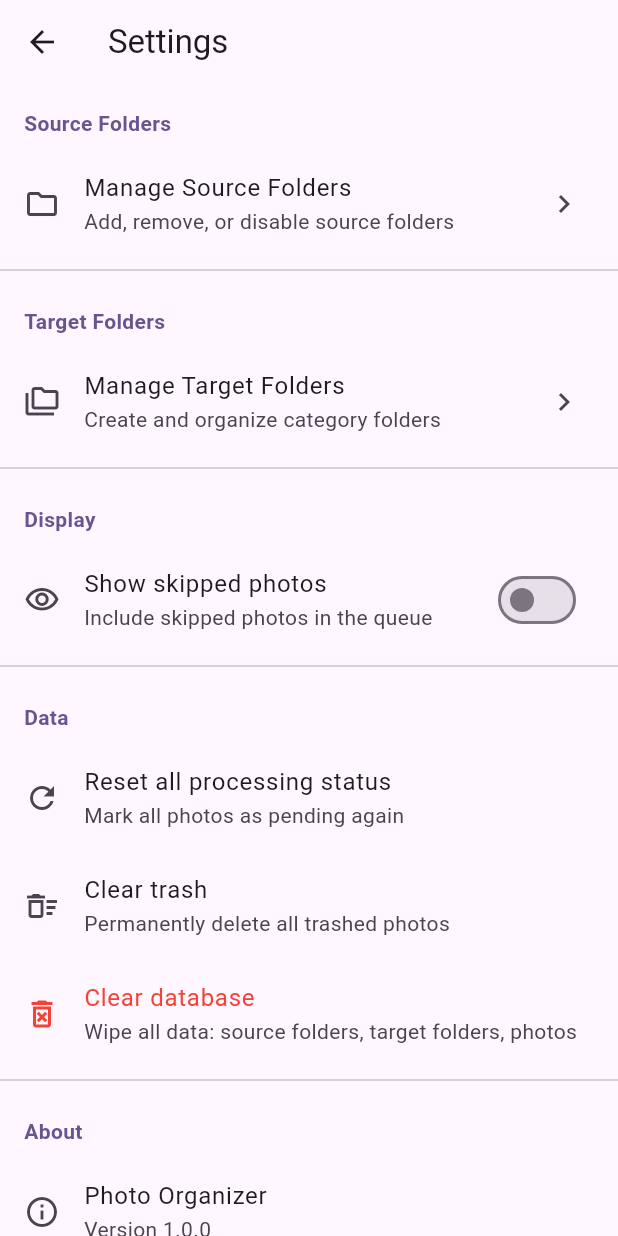
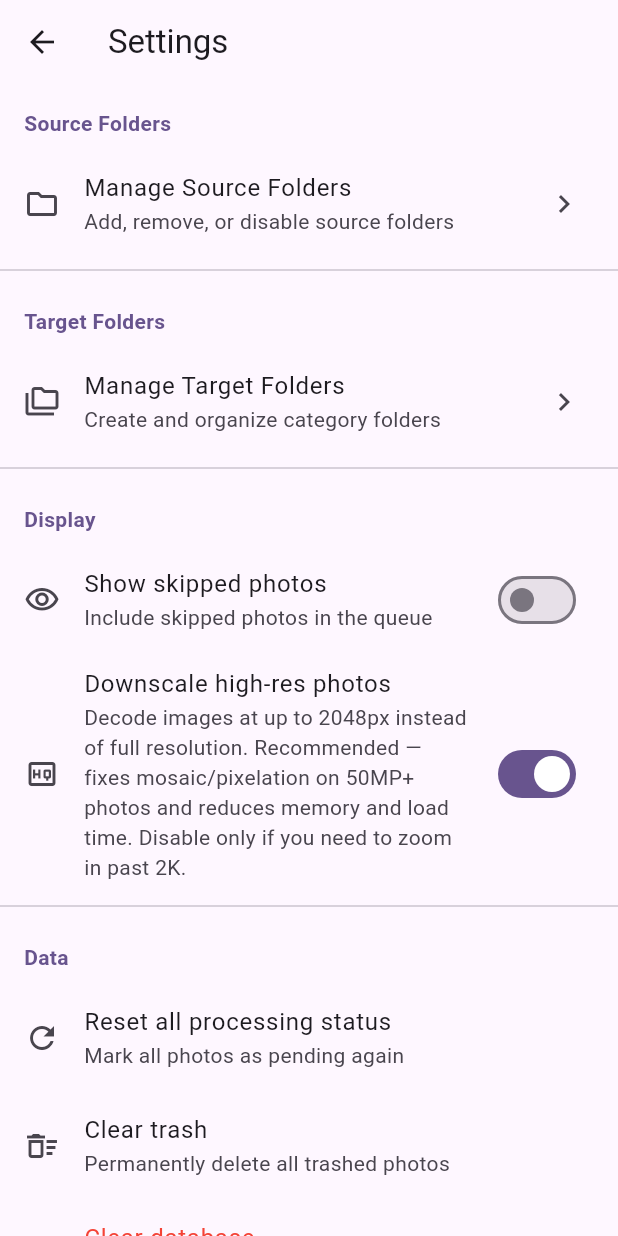
Before and after one commit to Michael-YS/new-drawer, a Flutter app: the SettingsPage screen opened by its route, on a phone screen of 412 x 824 dp. Run offline on Flutter 3.47's test engine with Material 3 defaults, Android fonts, the phone set to English and light mode, and no system bars; our stand-ins replace file_picker, flutter_riverpod, photo_view, sqflite, sqflite_common_ffi; accounts and stored records are empty.

Commit message:
Add downscale-high-res setting for image display
Displaying 50MP+ photos with the default MemoryImage decoder hits
the framework's memory ceiling and produces mosaic/pixelation when
Flutter downsamples the full-resolution bitmap to a small container
at draw time. Add a Settings toggle that decodes images at most
2048px on the longest edge before handing them to PhotoView, so a
50MP JPEG becomes a ~2MB bitmap instead of a ~190MB one.

- Add image: ^4.3.0 (pure Dart, no native lib, no APK size impact) and
  a new downscaleHighResProvider (StateProvider<bool>, default true).
- In _PhotoView, when the toggle is on, run the decoded bytes
  through img.decodeImage + img.copyResize + img.encodeJpg(88)
  before passing to MemoryImage. Already-small images pass through
  untouched so we don't pay the re-encode cost.
- Add a SwitchListTile in the Settings Display section with a
  subtitle explaining the 2K cap and the recommended cases for
  turning the toggle off (zooming in past 2K on a high-DPI screen).

ResizingImageProvider would have been the obvious Flutter-native
choice but it is only exported starting in 3.44; the project still
builds against 3.41.9 locally, so the manual decode-resize route
keeps the minimum SDK floor where it is.

```diff
--- a/lib/core/providers/providers.dart
+++ b/lib/core/providers/providers.dart
@@ -400,6 +400,8 @@ final multiRootModeProvider = StateProvider<bool>((ref) => false);
 
 final showSkippedProvider = StateProvider<bool>((ref) => false);
 
+final downscaleHighResProvider = StateProvider<bool>((ref) => true);
+
 final lastActionProvider = StateProvider<LastAction?>((ref) => null);
 
 class LastAction {
--- a/lib/features/settings/settings_page.dart
+++ b/lib/features/settings/settings_page.dart
@@ -43,6 +43,24 @@ class SettingsPage extends ConsumerWidget {
             value: showSkipped,
             onChanged: (value) {
               ref.read(showSkippedProvider.notifier).state = value;
+            },
+          ),
+          Consumer(
+            builder: (context, ref, _) {
+              final downscale = ref.watch(downscaleHighResProvider);
+              return SwitchListTile(
+                secondary: const Icon(Icons.high_quality_outlined),
+                title: const Text('Downscale high-res photos'),
+                subtitle: const Text(
+                  'Decode images at up to 2048px instead of full resolution. '
+                  'Recommended — fixes mosaic/pixelation on 50MP+ photos and '
+                  'reduces memory and load time. Disable only if you need to '
+                  'zoom in past 2K.',
+                ),
+                value: downscale,
+                onChanged: (v) =>
+                    ref.read(downscaleHighResProvider.notifier).state = v,
+              );
             },
           ),
           const Divider(),
--- a/pubspec.yaml
+++ b/pubspec.yaml
@@ -9,6 +9,8 @@ environment:
 dependencies:
   flutter:
     sdk: flutter
+  flutter_localizations:
+    sdk: flutter
   cupertino_icons: ^1.0.8
   flutter_riverpod: ^2.6.1
   sqflite: ^2.4.1
@@ -19,6 +21,7 @@ dependencies:
   file_picker: ^8.1.7
   photo_view: ^0.15.0
   collection: ^1.19.0
+  image: ^4.3.0
 
 dev_dependencies:
   flutter_test:
@@ -27,3 +30,4 @@ dev_dependencies:
 
 flutter:
   uses-material-design: true
+  generate: true
```
Also changed, not shown: lib/features/organizer/organizer_page.dart (+20 -2 lines), pubspec.lock.
